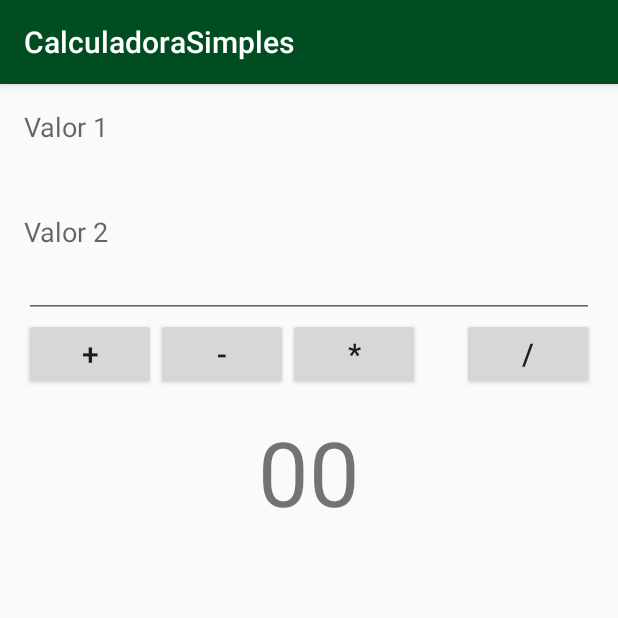
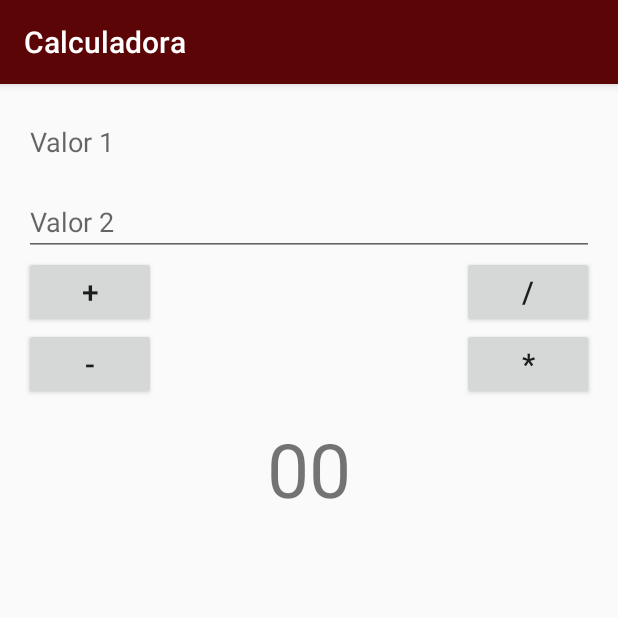
Before and after one commit to pietro1702/Calculadora, an Android app: the screen it shows after launch (MainActivity), on a phone screen of 412 x 824 dp, the top half of it. Run offline under Robolectric (Android 15) with nearby library versions, the phone set to English and light mode, and no system bars.

Commit message:
eçreçjrçe

```diff
--- a/app/src/main/res/layout/activity_main.xml
+++ b/app/src/main/res/layout/activity_main.xml
@@ -9,19 +9,10 @@
     android:paddingTop="16dp"
     tools:context="br.edu.ifrn.calculadorasimples.MainActivity">
 
-    <TextView
-        android:layout_width="wrap_content"
-        android:layout_height="wrap_content"
-        android:textAppearance="?android:attr/textAppearanceMedium"
-        android:text="Valor 1"
-        android:id="@+id/textView"
-        android:layout_alignParentTop="true"
-        android:layout_alignParentLeft="true"
-        android:layout_alignParentStart="true" />
-
     <EditText
         android:layout_width="wrap_content"
         android:layout_height="wrap_content"
+        android:hint="Valor 1"
         android:inputType="number"
         android:id="@+id/editTextValor1"
         android:layout_below="@+id/textView"
@@ -30,25 +21,16 @@
         android:layout_alignParentRight="true"
         android:layout_alignParentEnd="true" />
 
-    <TextView
-        android:layout_width="wrap_content"
-        android:layout_height="wrap_content"
-        android:textAppearance="?android:attr/textAppearanceMedium"
-        android:text="Valor 2"
-        android:id="@+id/textView2"
-        android:layout_below="@+id/editTextValor1"
-        android:layout_alignParentLeft="true"
-        android:layout_alignParentStart="true"/>
 
     <EditText
         android:layout_width="wrap_content"
         android:layout_height="wrap_content"
+        android:hint="Valor 2"
         android:inputType="number"
         android:id="@+id/editTextValor2"
-        android:layout_below="@+id/textView2"
-        android:layout_alignParentLeft="true"
+        android:layout_marginTop="8dp"
+        android:layout_below="@+id/editTextValor1"
         android:layout_alignParentStart="true"
-        android:layout_alignParentRight="true"
         android:layout_alignParentEnd="true" />
 
     <Button
@@ -57,9 +39,7 @@
         android:text="+"
         android:textSize="20sp"
         android:id="@+id/buttonSoma"
-        android:layout_below="@+id/editTextValor2"
-        android:layout_alignParentLeft="true"
-        android:layout_alignParentStart="true" />
+        android:layout_below="@+id/editTextValor2" />
 
     <Button
         android:layout_width="wrap_content"
@@ -67,8 +47,8 @@
         android:text="-"
         android:textSize="20sp"
         android:id="@+id/buttonSub"
-        android:layout_below="@+id/editTextValor2"
-        android:layout_toEndOf="@+id/buttonSoma" />
+        android:layout_below="@+id/buttonSoma"
+        android:layout_alignParentStart="true" />
 
     <Button
         android:layout_width="wrap_content"
@@ -78,7 +58,7 @@
         android:id="@+id/buttonMult"
         android:layout_alignBaseline="@+id/buttonSub"
         android:layout_alignBottom="@+id/buttonSub"
-        android:layout_toEndOf="@+id/buttonSub" />
+        android:layout_alignParentEnd="true" />
 
     <Button
         android:layout_width="wrap_content"
@@ -86,8 +66,7 @@
         android:text="/"
         android:textSize="20sp"
         android:id="@+id/buttonDiv"
-        android:layout_alignBaseline="@+id/buttonSub"
-        android:layout_alignBottom="@+id/buttonSub"
+        android:layout_below="@+id/editTextValor2"
         android:layout_alignParentEnd="true" />
 
     <TextView
@@ -96,9 +75,9 @@
         android:id="@+id/TextViewResultado"
         android:text="00"
         android:gravity="center"
-        android:textSize="60sp"
-        android:layout_below="@+id/buttonMult"
+        android:textSize="50sp"
+        android:layout_below="@+id/buttonSub"
         android:layout_centerHorizontal="true"
-        android:layout_marginTop="14dp" />
+        android:layout_marginTop="12dp" />
 
 </RelativeLayout>
--- a/app/src/main/res/values/colors.xml
+++ b/app/src/main/res/values/colors.xml
@@ -1,6 +1,6 @@
 <?xml version="1.0" encoding="utf-8"?>
 <resources>
-    <color name="colorPrimary">#004d21</color>
-    <color name="colorPrimaryDark">#0c06ac</color>
+    <color name="colorPrimary">#5c0507</color>
+    <color name="colorPrimaryDark">#000000</color>
     <color name="colorAccent">#009f0018</color>
 </resources>
--- a/app/src/main/res/values/strings.xml
+++ b/app/src/main/res/values/strings.xml
@@ -1,3 +1,3 @@
 <resources>
-    <string name="app_name">CalculadoraSimples</string>
+    <string name="app_name">Calculadora</string>
 </resources>
```
